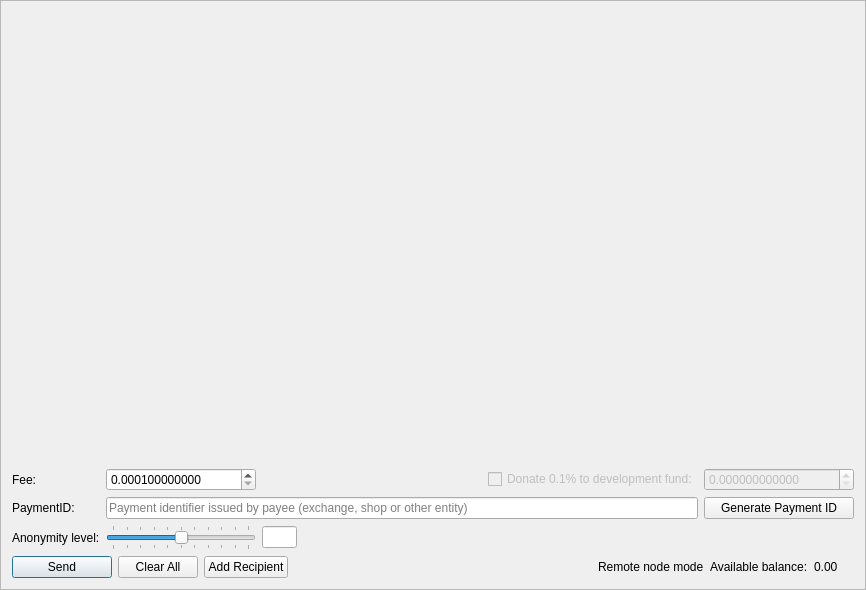
Before: the Qt Designer form src/gui/ui/sendframe.ui in pluracoin/pluracoin-gui-wallet, drawn with Qt 5.
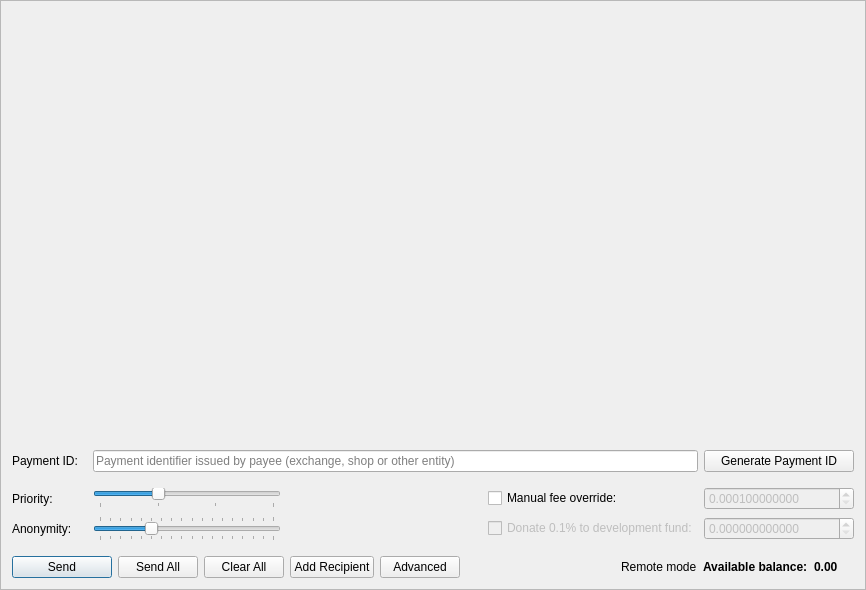
After: the same form once the commit is applied. Icons and pictures are not drawn.

Diff of the .ui file:
```diff
--- a/src/gui/ui/sendframe.ui
+++ b/src/gui/ui/sendframe.ui
@@ -34,7 +34,7 @@
         <x>0</x>
         <y>0</y>
         <width>846</width>
-        <height>439</height>
+        <height>538</height>
        </rect>
       </property>
       <layout class="QVBoxLayout" name="m_send_frame_layout">
@@ -63,121 +63,62 @@
          </property>
         </spacer>
        </item>
-      </layout>
-     </widget>
-    </widget>
-   </item>
    <item>
     <layout class="QGridLayout" name="gridLayout">
      <property name="topMargin">
       <number>5</number>
      </property>
-     <item row="5" column="1">
-      <widget class="QSlider" name="m_mixinSlider">
-       <property name="maximumSize">
-        <size>
-         <width>150</width>
-         <height>16777215</height>
-        </size>
-       </property>
-       <property name="baseSize">
-        <size>
-         <width>200</width>
-         <height>0</height>
-        </size>
-       </property>
-       <property name="maximum">
-        <number>10</number>
-       </property>
-       <property name="pageStep">
-        <number>1</number>
-       </property>
-       <property name="value">
-        <number>5</number>
-       </property>
-       <property name="sliderPosition">
-        <number>5</number>
-       </property>
-       <property name="tracking">
-        <bool>false</bool>
-       </property>
-       <property name="orientation">
-        <enum>Qt::Horizontal</enum>
-       </property>
-       <property name="tickPosition">
-        <enum>QSlider::TicksBothSides</enum>
-       </property>
-       <property name="tickInterval">
-        <number>1</number>
-       </property>
-      </widget>
-     </item>
-     <item row="5" column="0">
-      <widget class="QLabel" name="label_2">
-       <property name="text">
-        <string>Anonymity level:</string>
-       </property>
-      </widget>
-     </item>
-     <item row="1" column="3">
-      <widget class="QCheckBox" name="donateCheckBox">
-       <property name="enabled">
-        <bool>false</bool>
-       </property>
-       <property name="text">
-        <string>Donate 0.1% to development fund:</string>
-       </property>
-       <property name="checkable">
-        <bool>false</bool>
-       </property>
-       <property name="checked">
-        <bool>false</bool>
-       </property>
-      </widget>
-     </item>
-     <item row="1" column="0">
-      <widget class="QLabel" name="label">
-       <property name="text">
-        <string>Fee:</string>
-       </property>
-      </widget>
-     </item>
-     <item row="3" column="0">
+         <item row="0" column="0">
       <widget class="QLabel" name="label_6">
-       <property name="text">
-        <string>PaymentID:</string>
-       </property>
-      </widget>
-     </item>
-     <item row="5" column="2">
-      <widget class="QLineEdit" name="m_mixinEdit">
+           <property name="sizePolicy">
+            <sizepolicy hsizetype="Preferred" vsizetype="Preferred">
+             <horstretch>0</horstretch>
+             <verstretch>0</verstretch>
+            </sizepolicy>
+           </property>
        <property name="minimumSize">
         <size>
-         <width>35</width>
+             <width>75</width>
          <height>0</height>
         </size>
        </property>
        <property name="maximumSize">
         <size>
-         <width>30</width>
+             <width>100</width>
          <height>16777215</height>
         </size>
        </property>
        <property name="text">
-        <string notr="true"/>
-       </property>
-       <property name="maxLength">
-        <number>5</number>
-       </property>
-       <property name="alignment">
-        <set>Qt::AlignCenter</set>
-       </property>
-       <property name="readOnly">
-        <bool>true</bool>
-       </property>
-      </widget>
-     </item>
-     <item row="3" column="1" colspan="3">
+            <string>Payment ID:</string>
+           </property>
+          </widget>
+         </item>
+         <item row="0" column="2">
+          <widget class="QPushButton" name="m_generatePaymentIdButton">
+           <property name="sizePolicy">
+            <sizepolicy hsizetype="Preferred" vsizetype="Fixed">
+             <horstretch>0</horstretch>
+             <verstretch>0</verstretch>
+            </sizepolicy>
+           </property>
+           <property name="minimumSize">
+            <size>
+             <width>150</width>
+             <height>0</height>
+            </size>
+           </property>
+           <property name="maximumSize">
+            <size>
+             <width>200</width>
+             <height>16777215</height>
+            </size>
+           </property>
+           <property name="text">
+            <string>Generate Payment ID</string>
+           </property>
+          </widget>
+         </item>
+         <item row="0" column="1">
       <widget class="QLineEdit" name="m_paymentIdEdit">
        <property name="maxLength">
         <number>64</number>
@@ -187,8 +128,119 @@
        </property>
       </widget>
      </item>
+        </layout>
+       </item>
+       <item>
+        <widget class="QFrame" name="m_advancedWidget">
+         <layout class="QGridLayout" name="advancedGridLayout">
+          <property name="leftMargin">
+           <number>0</number>
+          </property>
+          <property name="topMargin">
+           <number>9</number>
+          </property>
+          <property name="rightMargin">
+           <number>0</number>
+          </property>
+          <item row="1" column="0">
+           <widget class="QLabel" name="label_2">
+            <property name="minimumSize">
+             <size>
+              <width>75</width>
+              <height>0</height>
+             </size>
+            </property>
+            <property name="maximumSize">
+             <size>
+              <width>100</width>
+              <height>16777215</height>
+             </size>
+            </property>
+            <property name="text">
+             <string>Anonymity:</string>
+            </property>
+           </widget>
+          </item>
+          <item row="1" column="4">
+           <widget class="QCheckBox" name="donateCheckBox">
+            <property name="enabled">
+             <bool>false</bool>
+            </property>
+            <property name="text">
+             <string>Donate 0.1% to development fund:</string>
+            </property>
+            <property name="checked">
+             <bool>false</bool>
+            </property>
+           </widget>
+          </item>
+          <item row="0" column="0">
+           <widget class="QLabel" name="label_3">
+            <property name="minimumSize">
+             <size>
+              <width>75</width>
+              <height>0</height>
+             </size>
+            </property>
+            <property name="maximumSize">
+             <size>
+              <width>100</width>
+              <height>16777215</height>
+             </size>
+            </property>
+            <property name="text">
+             <string>Priority:</string>
+            </property>
+           </widget>
+          </item>
      <item row="1" column="1">
+           <widget class="QSlider" name="m_mixinSlider">
+            <property name="maximumSize">
+             <size>
+              <width>200</width>
+              <height>16777215</height>
+             </size>
+            </property>
+            <property name="baseSize">
+             <size>
+              <width>200</width>
+              <height>0</height>
+             </size>
+            </property>
+            <property name="minimum">
+             <number>2</number>
+            </property>
+            <property name="maximum">
+             <number>19</number>
+            </property>
+            <property name="pageStep">
+             <number>1</number>
+            </property>
+            <property name="value">
+             <number>7</number>
+            </property>
+            <property name="sliderPosition">
+             <number>7</number>
+            </property>
+            <property name="tracking">
+             <bool>false</bool>
+            </property>
+            <property name="orientation">
+             <enum>Qt::Horizontal</enum>
+            </property>
+            <property name="tickPosition">
+             <enum>QSlider::TicksBothSides</enum>
+            </property>
+            <property name="tickInterval">
+             <number>1</number>
+            </property>
+           </widget>
+          </item>
+          <item row="0" column="5">
       <widget class="QDoubleSpinBox" name="m_feeSpin">
+            <property name="enabled">
+             <bool>false</bool>
+            </property>
        <property name="minimumSize">
         <size>
          <width>150</width>
@@ -227,26 +279,7 @@
        </property>
       </widget>
      </item>
-     <item row="3" column="4">
-      <widget class="QPushButton" name="m_generatePaymentIdButton">
-       <property name="sizePolicy">
-        <sizepolicy hsizetype="Preferred" vsizetype="Fixed">
-         <horstretch>0</horstretch>
-         <verstretch>0</verstretch>
-        </sizepolicy>
-       </property>
-       <property name="maximumSize">
-        <size>
-         <width>200</width>
-         <height>16777215</height>
-        </size>
-       </property>
-       <property name="text">
-        <string>Generate Payment ID</string>
-       </property>
-      </widget>
-     </item>
-     <item row="1" column="4">
+          <item row="1" column="5">
       <widget class="QDoubleSpinBox" name="m_donateSpin">
        <property name="enabled">
         <bool>false</bool>
@@ -286,7 +319,7 @@
        </property>
       </widget>
      </item>
-     <item row="1" column="2">
+          <item row="1" column="3">
       <spacer name="horizontalSpacer">
        <property name="orientation">
         <enum>Qt::Horizontal</enum>
@@ -302,7 +335,73 @@
        </property>
       </spacer>
      </item>
-    </layout>
+          <item row="0" column="1">
+           <layout class="QGridLayout" name="m_priorityGridLayout">
+            <property name="verticalSpacing">
+             <number>0</number>
+            </property>
+            <item row="1" column="0">
+             <widget class="QSlider" name="m_prioritySlider">
+              <property name="maximumSize">
+               <size>
+                <width>200</width>
+                <height>16777215</height>
+               </size>
+              </property>
+              <property name="baseSize">
+               <size>
+                <width>200</width>
+                <height>0</height>
+               </size>
+              </property>
+              <property name="minimum">
+               <number>1</number>
+              </property>
+              <property name="maximum">
+               <number>4</number>
+              </property>
+              <property name="pageStep">
+               <number>1</number>
+              </property>
+              <property name="value">
+               <number>2</number>
+              </property>
+              <property name="sliderPosition">
+               <number>2</number>
+              </property>
+              <property name="orientation">
+               <enum>Qt::Horizontal</enum>
+              </property>
+              <property name="tickPosition">
+               <enum>QSlider::TicksBelow</enum>
+              </property>
+              <property name="tickInterval">
+               <number>1</number>
+              </property>
+             </widget>
+            </item>
+           </layout>
+          </item>
+          <item row="1" column="2">
+           <widget class="QLabel" name="m_mixinLabel">
+            <property name="text">
+             <string/>
+            </property>
+           </widget>
+          </item>
+          <item row="0" column="4">
+           <widget class="QCheckBox" name="m_manualFeeCheckBox">
+            <property name="text">
+             <string>Manual fee override:</string>
+            </property>
+           </widget>
+          </item>
+         </layout>
+        </widget>
+       </item>
+      </layout>
+     </widget>
+    </widget>
    </item>
    <item>
     <layout class="QHBoxLayout" name="horizontalLayout">
@@ -326,6 +425,17 @@
        </property>
       </widget>
      </item>
+     <item>
+      <widget class="QPushButton" name="m_sendAllButton">
+       <property name="text">
+        <string>Send All</string>
+       </property>
+       <property name="icon">
+        <iconset resource="../../resources.qrc">
+         <normaloff>:/icons/sweep</normaloff>:/icons/sweep</iconset>
+       </property>
+      </widget>
+     </item>
      <item>
       <widget class="QPushButton" name="m_clearAllButton">
        <property name="text">
@@ -348,6 +458,20 @@
        </property>
       </widget>
      </item>
+     <item>
+      <widget class="QPushButton" name="m_advancedButton">
+       <property name="text">
+        <string>Advanced</string>
+       </property>
+       <property name="icon">
+        <iconset resource="../../resources.qrc">
+         <normaloff>:/icons/add</normaloff>:/icons/add</iconset>
+       </property>
+       <property name="checkable">
+        <bool>true</bool>
+       </property>
+      </widget>
+     </item>
      <item>
       <spacer name="horizontalSpacer_2">
        <property name="orientation">
@@ -373,12 +497,18 @@
         <string>Wallet is connected through remote node. Additional 0.25% fee will be applied.</string>
        </property>
        <property name="text">
-        <string>Remote node mode</string>
+        <string>Remote mode</string>
        </property>
       </widget>
      </item>
      <item>
       <widget class="QLabel" name="label_4">
+       <property name="font">
+        <font>
+         <weight>75</weight>
+         <bold>true</bold>
+        </font>
+       </property>
        <property name="text">
         <string>Available balance:</string>
        </property>
@@ -386,9 +516,18 @@
      </item>
      <item>
       <widget class="QLabel" name="m_balanceLabel">
+       <property name="font">
+        <font>
+         <weight>75</weight>
+         <bold>true</bold>
+        </font>
+       </property>
        <property name="text">
         <string notr="true">0.00 </string>
        </property>
+       <property name="textInteractionFlags">
+        <set>Qt::LinksAccessibleByMouse|Qt::TextSelectableByMouse</set>
+       </property>
       </widget>
      </item>
      <item>
```
Left out of the diff: 111 changed lines with no effect on the pictures. Lines whose indentation alone changed are shown as unchanged.
